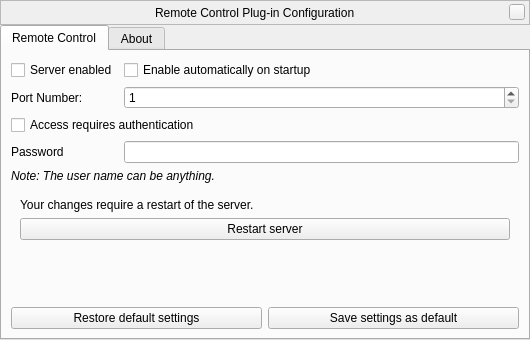
Old version of the form plugins/RemoteControl/src/gui/remoteControlDialog.ui in the repository 519984307/stellarium_src.
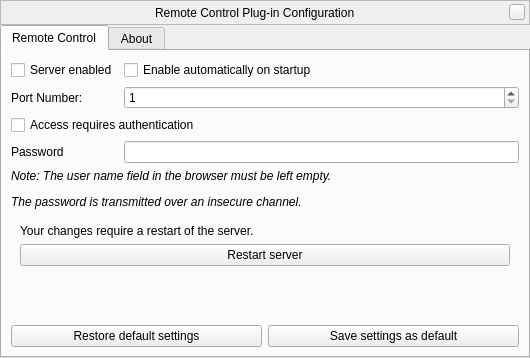
New version of the form. Custom widgets are drawn as their Qt base class.

Commit message: Implemented the optional basic authentication that can be enabled in the config GUI. Fixed Qt stylesheet for disabled QLineEdits

What changed in the file:
```diff
--- a/plugins/RemoteControl/src/gui/remoteControlDialog.ui
+++ b/plugins/RemoteControl/src/gui/remoteControlDialog.ui
@@ -7,7 +7,7 @@
     <x>0</x>
     <y>0</y>
     <width>530</width>
-    <height>340</height>
+    <height>358</height>
    </rect>
   </property>
   <property name="windowTitle">
@@ -226,7 +226,7 @@
           </font>
          </property>
          <property name="text">
-          <string>Note: The user name can be anything.</string>
+          <string>&lt;html&gt;&lt;head/&gt;&lt;body&gt;&lt;p&gt;Note: The user name field in the browser must be left empty. &lt;/p&gt;&lt;p&gt;The password is transmitted over an insecure channel.&lt;/p&gt;&lt;/body&gt;&lt;/html&gt;</string>
          </property>
         </widget>
        </item>
```
The commit also changes 4 other files.
